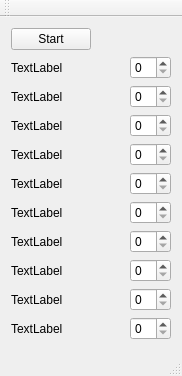
This is mainwindow.ui in igreench/fish-tracker as Qt 5 draws it before an edit. The edited form follows.
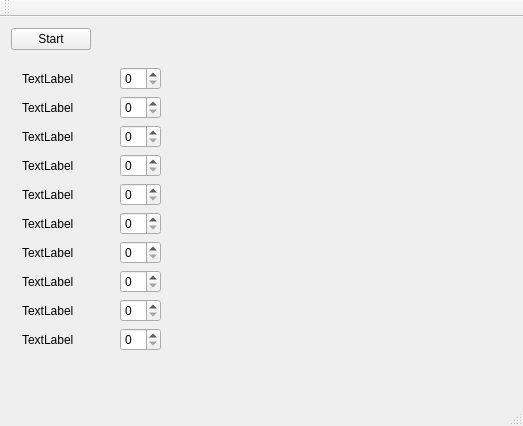
This is the edited form.

What changed in the file:
```diff
--- a/mainwindow.ui
+++ b/mainwindow.ui
@@ -6,14 +6,16 @@
    <rect>
     <x>0</x>
     <y>0</y>
-    <width>182</width>
-    <height>376</height>
+    <width>523</width>
+    <height>426</height>
    </rect>
   </property>
   <property name="windowTitle">
    <string>MainWindow</string>
   </property>
   <widget class="QWidget" name="centralWidget">
+   <layout class="QHBoxLayout" name="horizontalLayout_13">
+    <item>
    <layout class="QVBoxLayout" name="verticalLayout">
     <item>
      <layout class="QHBoxLayout" name="horizontalLayout_11">
@@ -29,6 +31,9 @@
         <property name="orientation">
          <enum>Qt::Horizontal</enum>
         </property>
+          <property name="sizeType">
+           <enum>QSizePolicy::MinimumExpanding</enum>
+          </property>
         <property name="sizeHint" stdset="0">
          <size>
           <width>40</width>
@@ -39,6 +44,15 @@
       </item>
      </layout>
     </item>
+      <item>
+       <widget class="QWidget" name="widget" native="true">
+        <property name="sizePolicy">
+         <sizepolicy hsizetype="Fixed" vsizetype="Preferred">
+          <horstretch>0</horstretch>
+          <verstretch>0</verstretch>
+         </sizepolicy>
+        </property>
+        <layout class="QVBoxLayout" name="verticalLayout_2">
     <item>
      <layout class="QHBoxLayout" name="horizontalLayout">
       <item>
@@ -311,6 +325,156 @@
     </item>
    </layout>
   </widget>
+      </item>
+      <item>
+       <spacer name="verticalSpacer_2">
+        <property name="orientation">
+         <enum>Qt::Vertical</enum>
+        </property>
+        <property name="sizeHint" stdset="0">
+         <size>
+          <width>20</width>
+          <height>40</height>
+         </size>
+        </property>
+       </spacer>
+      </item>
+     </layout>
+    </item>
+    <item>
+     <layout class="QVBoxLayout" name="verticalLayout_3">
+      <item>
+       <layout class="QHBoxLayout" name="horizontalLayout_12">
+        <item>
+         <widget class="QWidget" name="widget_2" native="true">
+          <property name="sizePolicy">
+           <sizepolicy hsizetype="Expanding" vsizetype="Preferred">
+            <horstretch>0</horstretch>
+            <verstretch>0</verstretch>
+           </sizepolicy>
+          </property>
+          <property name="minimumSize">
+           <size>
+            <width>100</width>
+            <height>100</height>
+           </size>
+          </property>
+          <layout class="QVBoxLayout" name="verticalLayout_5">
+           <item>
+            <layout class="QHBoxLayout" name="horizontalLayout_14">
+             <item>
+              <widget class="QLabel" name="label_11">
+               <property name="text">
+                <string/>
+               </property>
+              </widget>
+             </item>
+             <item>
+              <widget class="QLabel" name="label_12">
+               <property name="text">
+                <string/>
+               </property>
+              </widget>
+             </item>
+             <item>
+              <spacer name="horizontalSpacer_12">
+               <property name="orientation">
+                <enum>Qt::Horizontal</enum>
+               </property>
+               <property name="sizeHint" stdset="0">
+                <size>
+                 <width>40</width>
+                 <height>20</height>
+                </size>
+               </property>
+              </spacer>
+             </item>
+            </layout>
+           </item>
+           <item>
+            <layout class="QHBoxLayout" name="horizontalLayout_15">
+             <item>
+              <widget class="QLabel" name="label_13">
+               <property name="text">
+                <string/>
+               </property>
+              </widget>
+             </item>
+             <item>
+              <widget class="QLabel" name="label_14">
+               <property name="text">
+                <string/>
+               </property>
+              </widget>
+             </item>
+             <item>
+              <spacer name="horizontalSpacer_13">
+               <property name="orientation">
+                <enum>Qt::Horizontal</enum>
+               </property>
+               <property name="sizeHint" stdset="0">
+                <size>
+                 <width>40</width>
+                 <height>20</height>
+                </size>
+               </property>
+              </spacer>
+             </item>
+            </layout>
+           </item>
+           <item>
+            <layout class="QHBoxLayout" name="horizontalLayout_16">
+             <item>
+              <widget class="QLabel" name="label_15">
+               <property name="text">
+                <string/>
+               </property>
+              </widget>
+             </item>
+             <item>
+              <widget class="QLabel" name="label_16">
+               <property name="text">
+                <string/>
+               </property>
+              </widget>
+             </item>
+             <item>
+              <spacer name="horizontalSpacer_14">
+               <property name="orientation">
+                <enum>Qt::Horizontal</enum>
+               </property>
+               <property name="sizeHint" stdset="0">
+                <size>
+                 <width>40</width>
+                 <height>20</height>
+                </size>
+               </property>
+              </spacer>
+             </item>
+            </layout>
+           </item>
+          </layout>
+         </widget>
+        </item>
+       </layout>
+      </item>
+      <item>
+       <spacer name="verticalSpacer">
+        <property name="orientation">
+         <enum>Qt::Vertical</enum>
+        </property>
+        <property name="sizeHint" stdset="0">
+         <size>
+          <width>20</width>
+          <height>40</height>
+         </size>
+        </property>
+       </spacer>
+      </item>
+     </layout>
+    </item>
+   </layout>
+  </widget>
   <widget class="QMenuBar" name="menuBar">
    <property name="geometry">
     <rect>
```
Left out of the diff: 8 changed lines with no effect on the pictures. Lines whose indentation alone changed are shown as unchanged.
